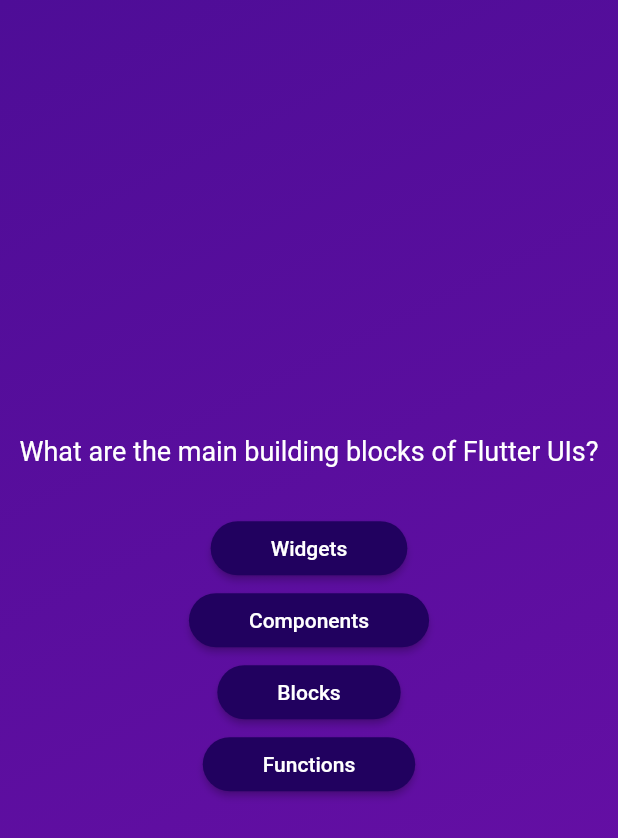
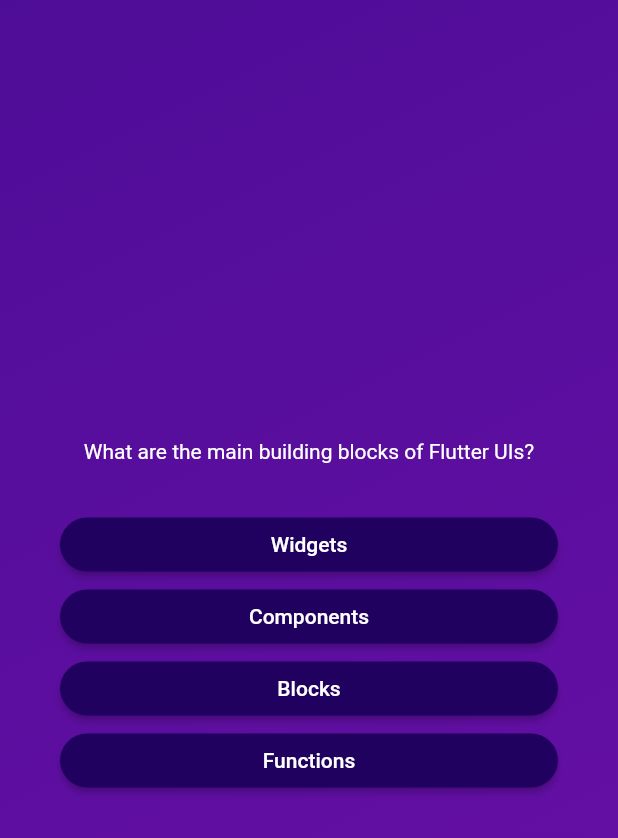
Before and after one commit to zakdim/fcg_adv_basics, a Flutter app: the screen it shows after launch, after a tap on "Start Quiz", on a phone screen of 412 x 824 dp. Shown: the top 838 px of the screen. Run offline on Flutter 3.47's test engine with Material 2 defaults, Android fonts, the phone set to English and light mode, and no system bars.

Commit message:
s03-71 Alignment, margin & padding

```diff
--- a/lib/questions_screen.dart
+++ b/lib/questions_screen.dart
@@ -17,15 +17,18 @@ class _QuestionsScreenState extends State<QuestionsScreen> {
 
     return SizedBox(
       width: double.infinity,
+      child: Container(
+        margin: const EdgeInsets.all(40),
         child: Column(
           mainAxisAlignment: MainAxisAlignment.center,
+          crossAxisAlignment: CrossAxisAlignment.stretch,
           children: [
             Text(
               currentQuestion.text,
               style: const TextStyle(
                 color: Colors.white,
-              fontSize: 18,
               ),
+              textAlign: TextAlign.center,
             ),
             const SizedBox(height: 30),
             ...currentQuestion.answers.map(
@@ -35,6 +38,7 @@ class _QuestionsScreenState extends State<QuestionsScreen> {
             )
           ],
         ),
+      ),
     );
   }
 }
```
Lines whose indentation alone changed are shown as unchanged.
